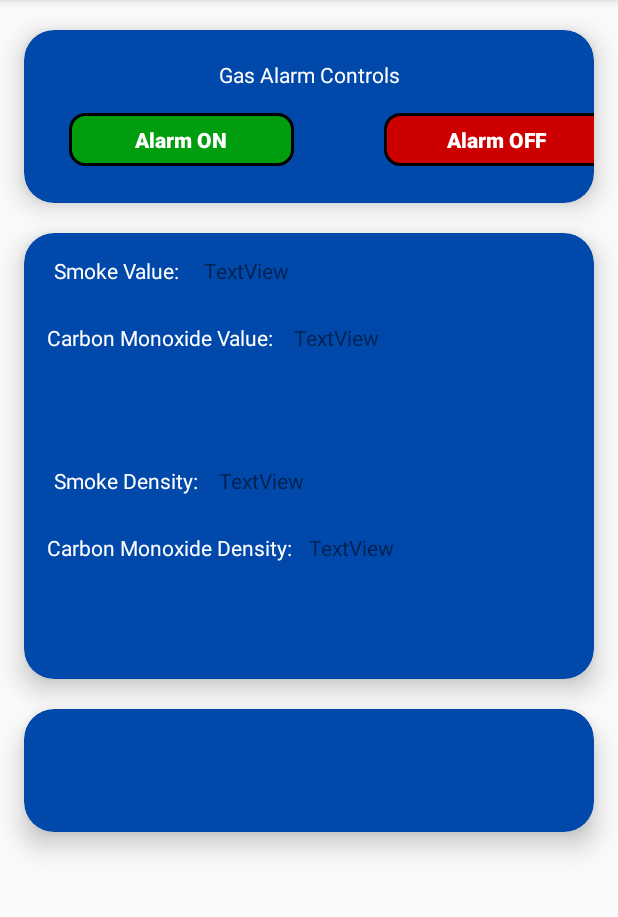
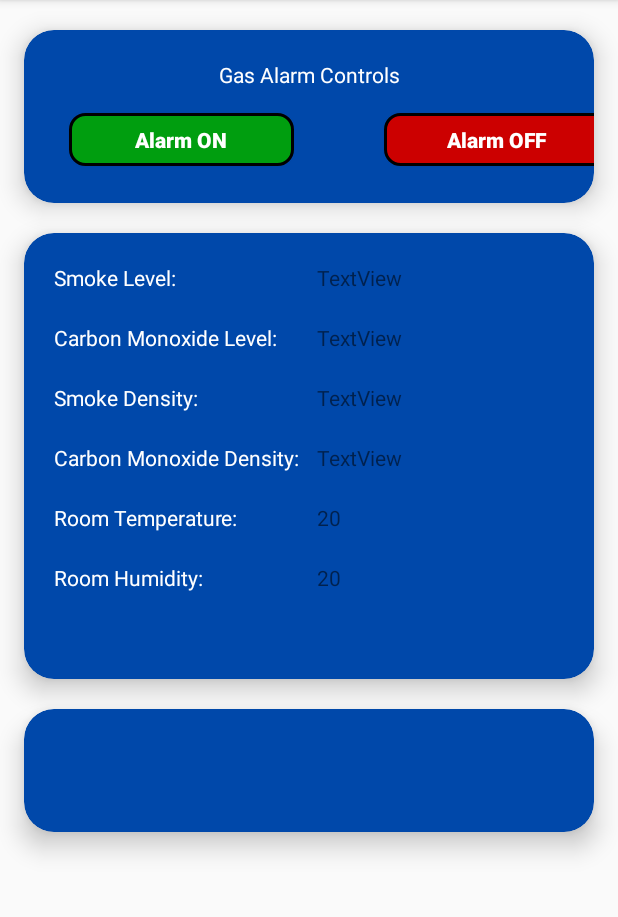
Before and after one commit to VladVasiljev/myRooms, an Android app: the screen it shows after launch (gas), after a tap on "Gas Alarm System", on a phone screen of 412 x 824 dp, the part 84-1001 px from its top. Run offline under Robolectric (Android 15) with nearby library versions, the phone set to English and light mode, and no system bars; our stand-ins replace Firebase (no records; nobody signed in at launch, a user with empty details on screens opened directly).

Commit message:
added temp and hum

```diff
--- a/app/src/main/java/com/example/myrooms/Models/modelDatabase.java
+++ b/app/src/main/java/com/example/myrooms/Models/modelDatabase.java
@@ -12,16 +12,20 @@ public class modelDatabase {
     public double mq2sensorDensity;
     public int mq9sensorValue;
     public double mq9sensorDensity;
+    public int RoomHumidity;
+    public int RoomTemperature;
 
 
     public modelDatabase() {
     }
 
-    public modelDatabase(int mq2sensorvalue, double mq2sensordensity, int mq9sensorvalue, double mq9sensordensity) {
+    public modelDatabase(int mq2sensorvalue, double mq2sensordensity, int mq9sensorvalue, double mq9sensordensity,int roomhumidity,int roomtemperature ) {
         this.mq2sensorValue = mq2sensorvalue;
         this.mq2sensorDensity = mq2sensordensity;
         this.mq9sensorValue = mq9sensorvalue;
         this.mq9sensorDensity = mq9sensordensity;
+        this.RoomHumidity = roomhumidity;
+        this.RoomTemperature = roomtemperature;
 
     }
 
@@ -32,6 +36,8 @@ public class modelDatabase {
         result.put("mq2sensorDensity", mq2sensorDensity);
         result.put("mq9sensorValue", mq9sensorValue);
         result.put("mq9sensorDensity", mq9sensorDensity);
+        result.put("RoomHumidity", RoomHumidity);
+        result.put("RoomTemperature", RoomTemperature);
 
 
         return result;
--- a/app/src/main/java/com/example/myrooms/gas.java
+++ b/app/src/main/java/com/example/myrooms/gas.java
@@ -23,7 +23,7 @@ public class gas extends AppCompatActivity {
     private int count = 0;
     Animation anim = new AlphaAnimation(0.0f, 1.0f);
     private static int view = 2;
-    TextView smokeValue,CarbonMonoValue,smokeDensity,CarbonMonoDensity;
+    TextView smokeValue,CarbonMonoValue,smokeDensity,CarbonMonoDensity,Temp,Hum;
 
     @Override
     protected void onCreate(Bundle savedInstanceState) {
@@ -31,10 +31,12 @@ public class gas extends AppCompatActivity {
         setContentView(R.layout.activity_gas);
         databaseReference = FirebaseDatabase.getInstance().getReference();
 
-        smokeValue = findViewById(R.id.smokeValue);
-        CarbonMonoValue = findViewById(R.id.CarbonMonoValue);
-        smokeDensity = findViewById(R.id.smokeDensity);
-        CarbonMonoDensity = findViewById(R.id.CarbonMonoDensity);
+        smokeValue = findViewById(R.id.SmokeLevelValue);
+        CarbonMonoValue = findViewById(R.id.CarbonMonoLevel);
+        smokeDensity = findViewById(R.id.smokeDensityValue);
+        CarbonMonoDensity = findViewById(R.id.CarbonMonoDensityValue);
+        Temp = findViewById(R.id.TempValue);
+        Hum = findViewById(R.id.HumValue);
 
         onButton();
         offButton();
@@ -69,6 +71,8 @@ public class gas extends AppCompatActivity {
                     smokeDensity.setText(String.valueOf(databaseReader.mq2sensorDensity));
                     CarbonMonoValue.setText(String.valueOf(databaseReader.mq9sensorValue));
                     CarbonMonoDensity.setText(String.valueOf(databaseReader.mq9sensorDensity));
+                    Temp.setText(String.valueOf(databaseReader.RoomTemperature));
+                    Hum.setText(String.valueOf(databaseReader.RoomHumidity));
                 }
             }
 
--- a/app/src/main/res/layout/activity_gas.xml
+++ b/app/src/main/res/layout/activity_gas.xml
@@ -76,76 +76,107 @@
             app:cardElevation="10dp">
 
             <TextView
-                android:id="@+id/textView5"
+                android:id="@+id/smokeTitle"
                 android:layout_width="wrap_content"
                 android:layout_height="wrap_content"
                 android:layout_marginLeft="20dp"
-                android:layout_marginTop="15dp"
-                android:paddingTop="140dp"
+                android:layout_marginTop="20dp"
+                android:text="Smoke Level:"
+                android:textColor="@android:color/white" />
+
+            <TextView
+                android:id="@+id/SmokeLevelValue"
+                android:layout_width="wrap_content"
+                android:layout_height="wrap_content"
+                android:layout_marginLeft="195dp"
+                android:layout_marginTop="20dp"
+                android:text="TextView" />
+
+            <TextView
+                android:id="@+id/CarbonTitle"
+                android:layout_width="wrap_content"
+                android:layout_height="wrap_content"
+                android:layout_marginLeft="20dp"
+                android:layout_marginTop="60dp"
+                android:text="Carbon Monoxide Level:"
+                android:textColor="@android:color/white" />
+
+            <TextView
+                android:id="@+id/CarbonMonoLevel"
+                android:layout_width="wrap_content"
+                android:layout_height="wrap_content"
+                android:layout_marginLeft="195dp"
+                android:layout_marginTop="60dp"
+                android:text="TextView" />
+
+            <TextView
+                android:id="@+id/SmokeDensityTitle"
+                android:layout_width="wrap_content"
+                android:layout_height="wrap_content"
+                android:layout_marginLeft="20dp"
+                android:layout_marginTop="100dp"
                 android:text="Smoke Density:"
                 android:textColor="@android:color/white" />
+
+            <TextView
+                android:id="@+id/smokeDensityValue"
+                android:layout_width="wrap_content"
+                android:layout_height="wrap_content"
+                android:layout_marginLeft="195dp"
+                android:layout_marginTop="100dp"
+                android:text="TextView" />
 
             <TextView
                 android:id="@+id/textView6"
                 android:layout_width="wrap_content"
                 android:layout_height="wrap_content"
-                android:layout_marginLeft="15dp"
-                android:layout_marginTop="60dp"
-                android:paddingTop="140dp"
+                android:layout_marginLeft="20dp"
+                android:layout_marginTop="140dp"
                 android:text="Carbon Monoxide Density:"
                 android:textColor="@android:color/white" />
 
             <TextView
-                android:id="@+id/CarbonMonoDensity"
+                android:id="@+id/CarbonMonoDensityValue"
                 android:layout_width="wrap_content"
                 android:layout_height="wrap_content"
-                android:layout_marginLeft="180dp"
-                android:layout_marginTop="60dp"
-                android:paddingLeft="10dp"
-                android:paddingTop="140dp"
+                android:layout_marginLeft="195dp"
+                android:layout_marginTop="140dp"
                 android:text="TextView" />
 
             <TextView
-                android:id="@+id/smokeDensity"
+                android:id="@+id/textView"
                 android:layout_width="wrap_content"
                 android:layout_height="wrap_content"
-                android:layout_marginLeft="120dp"
-                android:layout_marginTop="15dp"
-                android:paddingLeft="10dp"
-                android:paddingTop="140dp"
-                android:text="TextView" />
-
-            <TextView
-                android:id="@+id/CarbonMonoValue"
-                android:layout_width="wrap_content"
-                android:layout_height="wrap_content"
-                android:layout_marginLeft="180dp"
-                android:layout_marginTop="60dp"
-                android:text="TextView" />
-
-            <TextView
-                android:id="@+id/smokeValue"
-                android:layout_width="wrap_content"
-                android:layout_height="wrap_content"
-                android:layout_marginLeft="120dp"
-                android:layout_marginTop="15dp"
-                android:text="TextView" />
-
-            <TextView
-                android:layout_width="wrap_content"
-                android:layout_height="wrap_content"
-                android:layout_marginLeft="15dp"
-                android:layout_marginTop="60dp"
-                android:text="Carbon Monoxide Value:"
+                android:layout_marginLeft="20dp"
+                android:layout_marginTop="180dp"
+                android:text="Room Temperature:"
                 android:textColor="@android:color/white" />
 
             <TextView
+                android:id="@+id/TempValue"
+                android:layout_width="wrap_content"
+                android:layout_height="wrap_content"
+                android:layout_marginLeft="195dp"
+                android:layout_marginTop="180dp"
+                android:text="20" />
+
+            <TextView
+                android:id="@+id/textView2"
                 android:layout_width="wrap_content"
                 android:layout_height="wrap_content"
                 android:layout_marginLeft="20dp"
-                android:layout_marginTop="15dp"
-                android:text="Smoke Value:"
+                android:layout_marginTop="220dp"
+                android:text="Room Humidity:"
                 android:textColor="@android:color/white" />
+
+            <TextView
+                android:id="@+id/HumValue"
+                android:layout_width="wrap_content"
+                android:layout_height="wrap_content"
+                android:layout_marginLeft="195dp"
+                android:layout_marginTop="220dp"
+                android:text="20" />
+
         </android.support.v7.widget.CardView>
 
         <android.support.v7.widget.CardView
```
